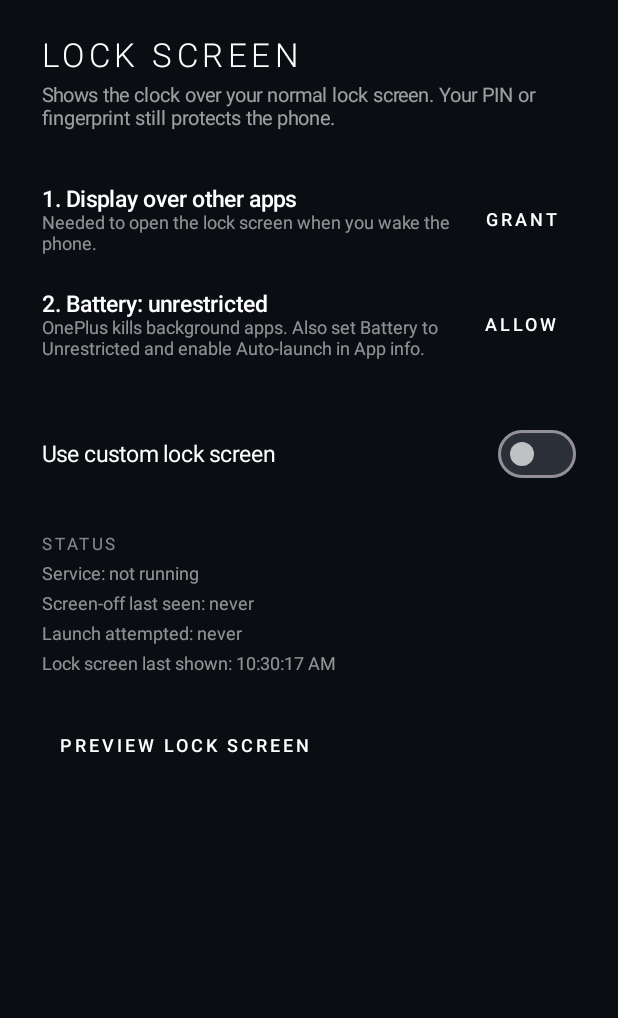
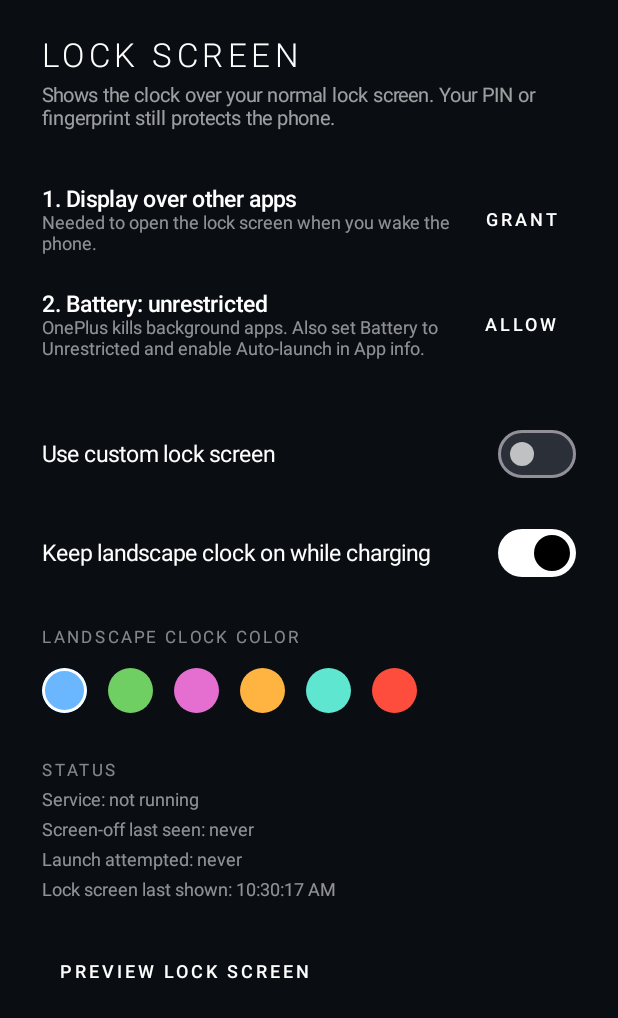
Before and after one commit to Tanmay-Parashar/Teddy-launcher, an Android app built with Jetpack Compose: the LockSetupActivity screen opened directly, with no data from a screen before it, on a phone screen of 412 x 824 dp. Shown: the top 1018 px of the screen. Run offline under Robolectric (Android 15) with nearby library versions, the phone set to English and light mode, and no system bars; libraries missing offline, so code that uses them is left out: kotlin.math.cos, kotlin.math.sin.

Commit message:
StandBy-style landscape lock clock: centered condensed digits, date at bottom, tap for seconds, colors, keep-on while charging
Co-Authored-By: Claude Sonnet 5.5 <noreply@anthropic.com>
Claude-Session: https://claude.ai/code/session_01Xe2QJHfecV4TB5ceKgBCdE

```diff
--- a/app/src/main/java/app/monolith/launcher/LockSetupActivity.kt
+++ b/app/src/main/java/app/monolith/launcher/LockSetupActivity.kt
@@ -27,6 +27,11 @@ import androidx.compose.foundation.rememberScrollState
 import androidx.compose.foundation.verticalScroll
 import androidx.compose.material3.MaterialTheme
 import androidx.compose.material3.Switch
+import androidx.compose.foundation.layout.size
+import androidx.compose.foundation.layout.Box
+import androidx.compose.ui.draw.clip
+import androidx.compose.foundation.clickable
+import androidx.compose.foundation.border
 import androidx.compose.material3.SwitchDefaults
 import androidx.compose.material3.Text
 import androidx.compose.material3.TextButton
@@ -125,6 +130,34 @@ private fun SetupScreen(tick: Int) {
             if (v) startLockService(ctx) else ctx.stopService(Intent(ctx, LockService::class.java))
         }
 
+        var keepOn by remember { mutableStateOf(prefs.getBoolean("lock_keepon", true)) }
+        SwitchRow("Keep landscape clock on while charging", keepOn) { v ->
+            keepOn = v
+            prefs.edit().putBoolean("lock_keepon", v).apply()
+        }
+
+        Spacer(Modifier.height(8.dp))
+        Text("LANDSCAPE CLOCK COLOR", style = TextStyle(color = Color.White.copy(alpha = 0.5f), fontSize = 11.sp, letterSpacing = 2.sp))
+        var colorIdx by remember { mutableStateOf(prefs.getInt("lock_color", 0)) }
+        Row(horizontalArrangement = Arrangement.spacedBy(14.dp), modifier = Modifier.padding(vertical = 8.dp)) {
+            LockColors.forEachIndexed { i, pair ->
+                Box(
+                    Modifier
+                        .size(30.dp)
+                        .clip(androidx.compose.foundation.shape.CircleShape)
+                        .background(pair.first)
+                        .then(
+                            if (i == colorIdx) Modifier.border(2.dp, Color.White, androidx.compose.foundation.shape.CircleShape)
+                            else Modifier
+                        )
+                        .clickable {
+                            colorIdx = i
+                            prefs.edit().putInt("lock_color", i).apply()
+                        }
+                )
+            }
+        }
+
         Spacer(Modifier.height(12.dp))
         val dim = TextStyle(color = Color.White.copy(alpha = 0.55f), fontSize = 12.sp)
         Text("STATUS", style = TextStyle(color = Color.White.copy(alpha = 0.5f), fontSize = 11.sp, letterSpacing = 2.sp))
```
Also changed, not shown: app/src/main/java/app/monolith/launcher/LockUi.kt (+127 -23 lines), app/src/main/res/font/barlow_condensed_bold.ttf (added).
